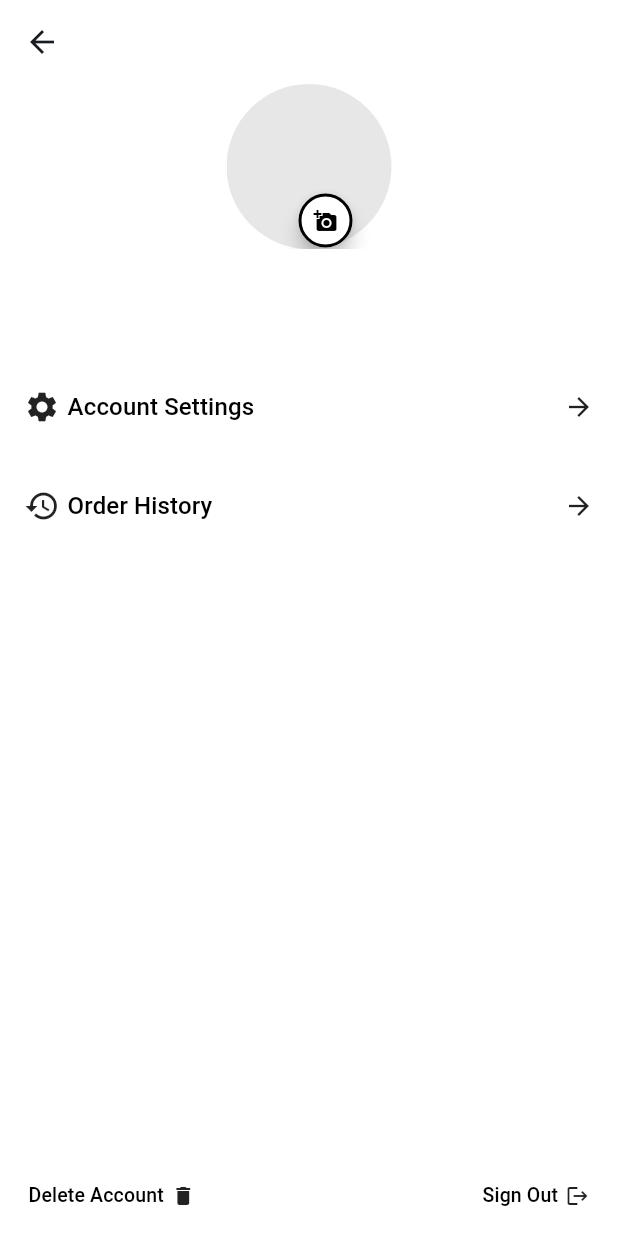
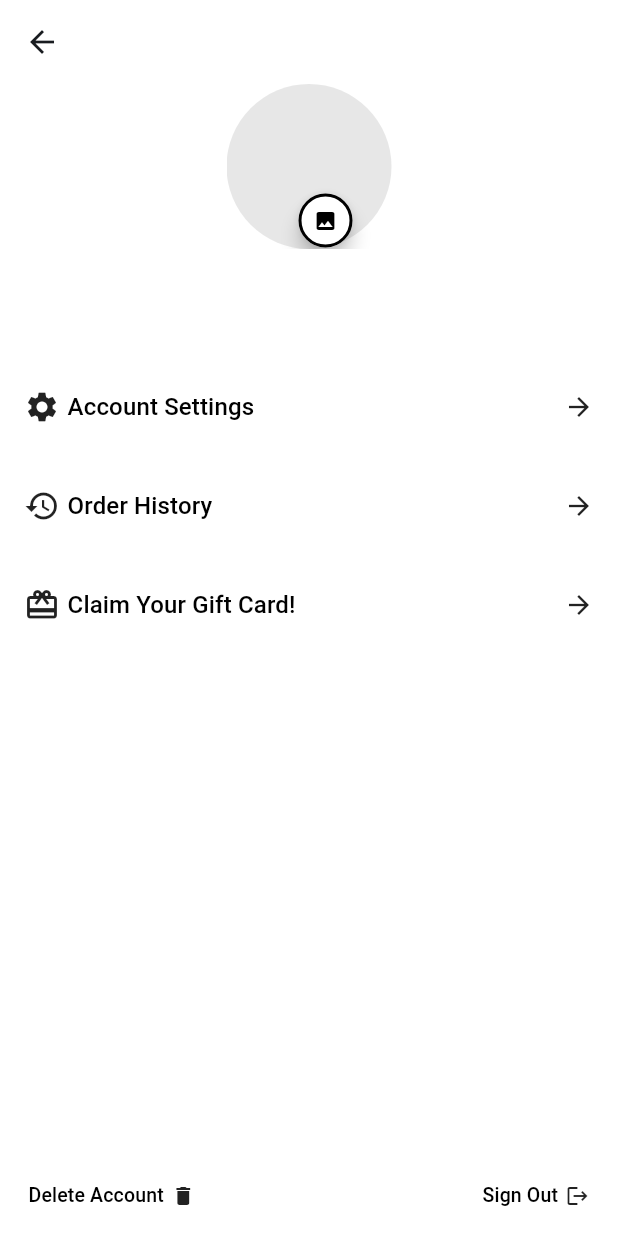
Before and after one commit to Mia703/flavour-town-subs-flutter-application, a Flutter app: the AccountPage screen opened directly, on a phone screen of 412 x 824 dp. Run offline on Flutter 3.47's test engine with Material 3 defaults, Android fonts, the phone set to English and light mode, and no system bars; our stand-ins replace camera, date_format, google_fonts, image_picker, smooth_page_indicator, supabase_flutter; missing offline and left inert: easy_url_launcher; accounts and stored records are empty; Roboto replaces fonts that are missing (Anybody).

Commit message:
Added Delete Functionality
-- added delete cart item logic
-- added url launcher logic for gift card button

```diff
--- a/lib/pages/account_page.dart
+++ b/lib/pages/account_page.dart
@@ -1,5 +1,7 @@
 import 'dart:io';
+import 'package:easy_url_launcher/easy_url_launcher.dart';
 import 'package:flavour_town_subs_flutter_application/components/alertDialoge.dart';
+import 'package:flavour_town_subs_flutter_application/database/api.dart';
 import 'package:flavour_town_subs_flutter_application/database/supabase.dart';
 import 'package:flavour_town_subs_flutter_application/pages/account_settings_page.dart';
 import 'package:flavour_town_subs_flutter_application/pages/history_page.dart';
@@ -96,7 +98,7 @@ class _AccountPageState extends State<AccountPage> {
                             ),
                           ),
                           child: const Icon(
-                            Icons.add_a_photo,
+                            Icons.photo,
                             size: paragraph,
                             color: primaryColourBlack,
                           ),
@@ -192,6 +194,42 @@ class _AccountPageState extends State<AccountPage> {
                             ),
                           ),
                         ),
+                        // ================= GIFT CARD BUTTON
+                        Container(
+                          margin: addMargin('tb', 5.00),
+                          child: MaterialButton(
+                            padding: addPadding('default', 16.00),
+                            onPressed: () async {
+                              await EasyLauncher.url(
+                                  url:
+                                      'http://${ipAddress}/ict4580/registration.html');
+                            },
+                            child: Row(
+                              mainAxisAlignment: MainAxisAlignment.spaceBetween,
+                              children: [
+                                Row(
+                                  children: [
+                                    const Icon(Icons.card_giftcard),
+                                    addSpacer('width', 5.00),
+                                    const Text(
+                                      'Claim Your Gift Card!',
+                                      style: TextStyle(
+                                        fontSize: paragraph,
+                                        color: primaryColourBlack,
+                                      ),
+                                    ),
+                                  ],
+                                ),
+                                const Icon(
+                                  Icons.arrow_forward,
+                                  size: headerThree,
+                                ),
+                              ],
+                            ),
+                          ),
+                        ),
+                        // ================= SPACER
+                        addSpacer('height', 40.0),
                       ],
                     ),
                   ),
@@ -204,6 +242,8 @@ class _AccountPageState extends State<AccountPage> {
                 fit: FlexFit.loose,
                 child: Align(
                   alignment: Alignment.bottomRight,
+                  child: Container(
+                    color: primaryColourWhite,
                     child: Row(
                       mainAxisAlignment: MainAxisAlignment.spaceBetween,
                       children: [
@@ -313,6 +353,7 @@ class _AccountPageState extends State<AccountPage> {
                   ),
                 ),
               ),
+            ),
           ],
         ),
       ),
--- a/lib/pages/product_page.dart
+++ b/lib/pages/product_page.dart
@@ -28,7 +28,7 @@ class _ProductPageState extends State<ProductPage> {
     // calls the countCartItems function every 2 seconds
     // function auto returns 0, if orderId is empty
     _timer?.cancel();
-    _timer = Timer.periodic(const Duration(seconds: 2), (Timer timer) async {
+    _timer = Timer.periodic(const Duration(seconds: 3), (Timer timer) async {
       int fetchedItems =
           await countCartItems(supabase, currentOrder.getOrderId());
 
--- a/pubspec.yaml
+++ b/pubspec.yaml
@@ -9,6 +9,7 @@ environment:
 dependencies:
   camera: ^0.11.0+1
   date_format: ^2.0.7
+  easy_url_launcher: ^0.0.7
   flutter:
     sdk: flutter
   google_fonts: ^6.2.1
```
Also changed, not shown: lib/components/product_page/product_detail_.dart (+15 -3 lines), lib/database/supabase.dart (+59 -3 lines), lib/pages/cart_page.dart (+27 -1 lines), pubspec.lock. Lines whose indentation alone changed are shown as unchanged.
